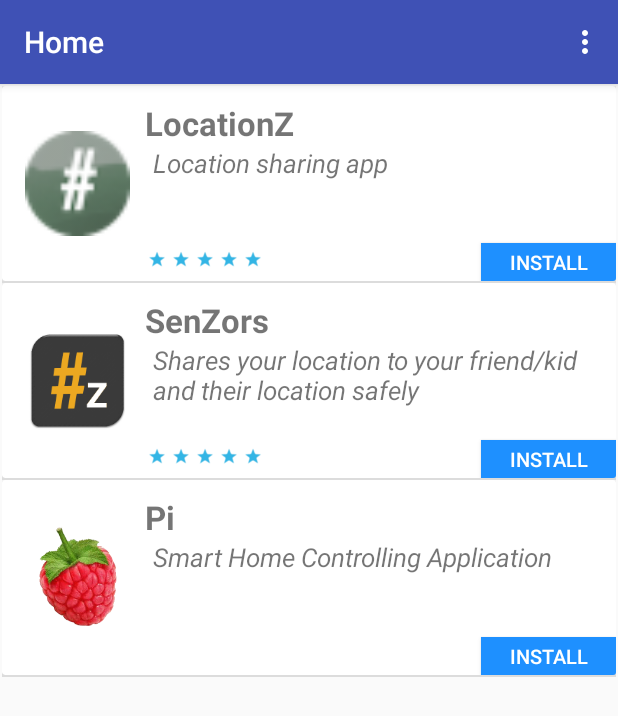
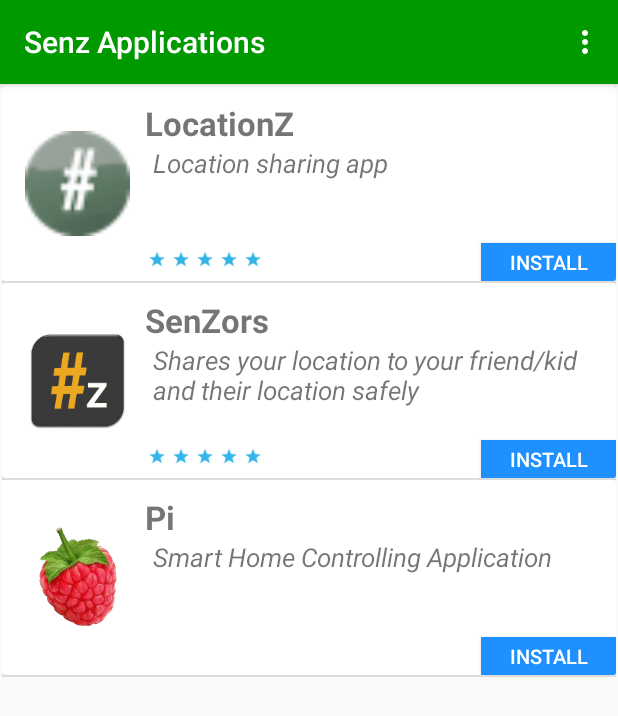
Before and after one commit to senzprojects/senz, an Android app: the Home screen opened directly, with no data from a screen before it, on a phone screen of 412 x 824 dp. Shown: the top 716 px of the screen. Run offline under Robolectric (Android 15) with nearby library versions, the phone set to English and light mode, and no system bars.

Commit message:
changed primary color to green

```diff
--- a/app/src/main/AndroidManifest.xml
+++ b/app/src/main/AndroidManifest.xml
@@ -69,7 +69,7 @@
 
         <activity
             android:name=".utils.Home"
-            android:label="@string/title_activity_home"
+            android:label="Senz Applications"
             android:theme="@style/AppTheme.NoActionBar"></activity>
     </application>
 
--- a/app/src/main/res/values/colors.xml
+++ b/app/src/main/res/values/colors.xml
@@ -1,9 +1,9 @@
 <?xml version="1.0" encoding="utf-8"?>
 <resources>
-    <color name="colorPrimary">#3F51B5</color>
-    <color name="colorPrimaryDark">#303F9F</color>
-    <color name="colorAccent">#FF4081</color>
-<color name="Hightlight">#FFFBCC</color>
+    <color name="colorPrimary">#009900</color>
+    <color name="colorPrimaryDark">#006400</color>
+    <color name="colorAccent">#000</color>
+    <color name="Hightlight">#FFFBCC</color>
     <color name="aqua">#66CCCC</color>
     <color name="white">#FFFFFF</color>
     <color name="yellow">#FFFF00</color>
```
